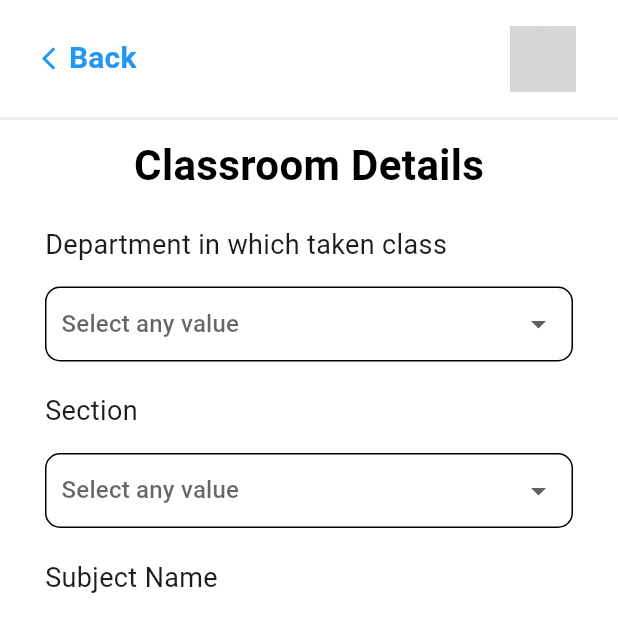
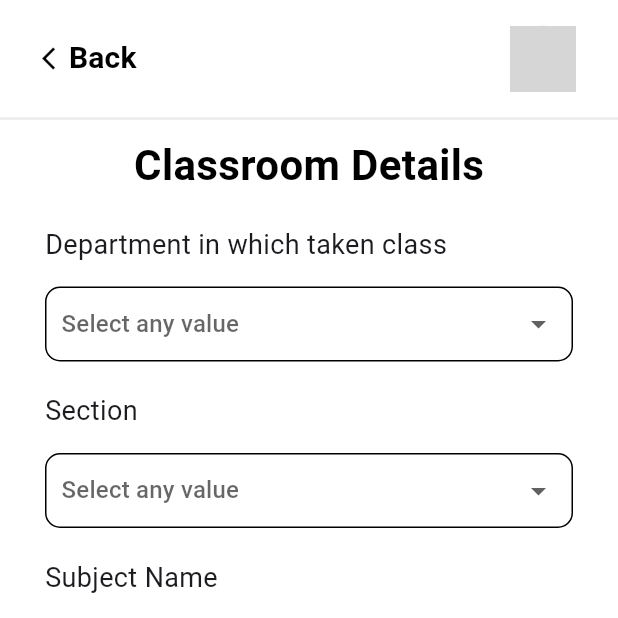
Before and after one commit to sayansanpui/test1, a Flutter app: the ClassroomCreate screen opened by its route, on a phone screen of 412 x 824 dp, the top half of it. Run offline on Flutter 3.47's test engine with Material 3 defaults, Android fonts, the light colour scheme and no system bars; network calls fail; grey boxes are pictures that could not be loaded.

Commit message:
lib updated

```diff
--- a/lib/main.dart
+++ b/lib/main.dart
@@ -1,6 +1,7 @@
 import 'package:flutter/material.dart';
 import 'package:my_app/views/pages/faculty/faculty_classroom/classroom_create.dart';
 import 'package:my_app/views/pages/faculty/faculty_classroom/faculty_classroom.dart';
+import 'package:my_app/views/pages/faculty/faculty_login/faculty_login.dart';
 import 'package:my_app/views/pages/front_page/front_page.dart';
 import 'package:my_app/views/pages/profile/profile.dart';
 // import 'package:my_app/views/pages/faculty/faculty_login/faculty_login.dart';
@@ -21,6 +22,8 @@ class MyApp extends StatelessWidget {
       initialRoute: "/",
       routes: {
         "/": (context) => FrontPage(),
+        "/faculty/login": (context) => FacultyLogin(),
+        "/admin/login": (context) => FacultyLogin(),
         "/faculty/classroom": (context) => FacultyClassroom(),
         "/profile": (context) => Profile(),
         "/create/classroom": (context) => ClassroomCreate()
--- a/lib/views/pages/faculty/faculty_classroom/classroom_create.dart
+++ b/lib/views/pages/faculty/faculty_classroom/classroom_create.dart
@@ -176,42 +176,15 @@ class _ClassroomCreateState extends State<ClassroomCreate> {
                   width: screenWidth,
                   items: ["Theory", "Lab"]),
               SizedBox(height: 20),
-              Column(
-                crossAxisAlignment: CrossAxisAlignment.start,
-                children: [
-                  Text(
-                    "Enter total number of students",
-                    style: TextStyle(fontSize: 18, fontWeight: FontWeight.w400),
-                  ),
-                  SizedBox(
-                    height: 15,
-                  ),
-                  TextField(
-                    onChanged: (String value) {
-                      inputTotalStudents = value;
-                    },
-                    cursorColor: const Color.fromARGB(255, 0, 0, 0),
-                    decoration: InputDecoration(
-                      hintText: "Enter total number of students",
-                      border: OutlineInputBorder(
-                        borderRadius: BorderRadius.all(Radius.circular(10.0)),
-                      ),
-                      enabledBorder: OutlineInputBorder(
-                        borderSide: BorderSide(
-                            color: const Color.fromARGB(255, 30, 30, 30),
-                            width: 1.0),
-                        borderRadius: BorderRadius.all(Radius.circular(10.0)),
-                      ),
-                      focusedBorder: OutlineInputBorder(
-                        borderSide: BorderSide(
-                            color: const Color.fromARGB(255, 0, 0, 0),
-                            width: 1.0),
-                        borderRadius: BorderRadius.all(Radius.circular(10.0)),
-                      ),
-                    ),
-                  ),
+              InputSection(),
               SizedBox(height: 20),
               RoundedButton(
+                  padding: 10,
+                  borderRadius: 10,
+                  textStyle: TextStyle(
+                      fontSize: 20,
+                      fontWeight: FontWeight.w500,
+                      color: Colors.white),
                   btnName: "Submit",
                   callback: () {
                     print("Department Name: $department_name");
@@ -227,11 +200,49 @@ class _ClassroomCreateState extends State<ClassroomCreate> {
                   }),
               SizedBox(height: 30),
             ],
-              )
-            ],
           ),
         ),
       ),
     );
   }
+
+  Column InputSection() {
+    return Column(
+      crossAxisAlignment: CrossAxisAlignment.start,
+      children: [
+        Text(
+          "Enter total number of students",
+          style: TextStyle(fontSize: 18, fontWeight: FontWeight.w400),
+        ),
+        SizedBox(
+          height: 15,
+        ),
+        TextField(
+          onChanged: (String value) {
+            if (int.tryParse(value) != null) {
+              inputTotalStudents = value;
             }
+          },
+          keyboardType: TextInputType.number,
+          cursorColor: const Color.fromARGB(255, 0, 0, 0),
+          decoration: InputDecoration(
+            hintText: "Enter total number of students",
+            border: OutlineInputBorder(
+              borderRadius: BorderRadius.all(Radius.circular(10.0)),
+            ),
+            enabledBorder: OutlineInputBorder(
+              borderSide: BorderSide(
+                  color: const Color.fromARGB(255, 30, 30, 30), width: 1.0),
+              borderRadius: BorderRadius.all(Radius.circular(10.0)),
+            ),
+            focusedBorder: OutlineInputBorder(
+              borderSide: BorderSide(
+                  color: const Color.fromARGB(255, 0, 0, 0), width: 1.0),
+              borderRadius: BorderRadius.all(Radius.circular(10.0)),
+            ),
+          ),
+        ),
+      ],
+    );
+  }
+}
--- a/lib/views/pages/front_page/front_page.dart
+++ b/lib/views/pages/front_page/front_page.dart
@@ -13,6 +13,7 @@ class _FrontPageState extends State<FrontPage> {
   @override
   Widget build(BuildContext context) {
     return Scaffold(
+      backgroundColor: Colors.white,
       appBar: AppBarWidget(context, false, false),
       body: Padding(
         padding: const EdgeInsets.fromLTRB(10, 15, 15, 10),
@@ -25,14 +26,14 @@ class _FrontPageState extends State<FrontPage> {
               BorderButton(
                   btnName: "Admin Login",
                   btnIcon: Image.asset('assets/adminLoginIcon.png',
-                      width: 24, height: 24),
+                      width: 30, height: 30),
                   callback: () {
                     Navigator.pushNamed(context, "/faculty/classroom");
                   }),
               BorderButton(
                   btnName: "Faculty Login",
-                  btnIcon: Image.asset('assets/adminLoginIcon.png',
-                      width: 24, height: 24),
+                  btnIcon: Image.asset('assets/account_circle.png',
+                      width: 30, height: 30),
                   callback: () {
                     Navigator.pushNamed(context, "/faculty/classroom");
                   })
--- a/lib/views/widgets/appbar_section.dart
+++ b/lib/views/widgets/appbar_section.dart
@@ -27,10 +27,10 @@ AppBar AppBarWidget(
                     crossAxisAlignment: CrossAxisAlignment.center,
                     mainAxisAlignment: MainAxisAlignment.start,
                     children: [
-                      Icon(Icons.arrow_back_ios, color: Colors.blue),
+                      Icon(Icons.arrow_back_ios, color: Colors.black),
                       Text("Back",
                           style: TextStyle(
-                              color: Colors.blue,
+                              color: Colors.black,
                               fontSize: 20,
                               fontWeight: FontWeight.bold)),
                     ],
```
Lines whose indentation alone changed are shown as unchanged.
